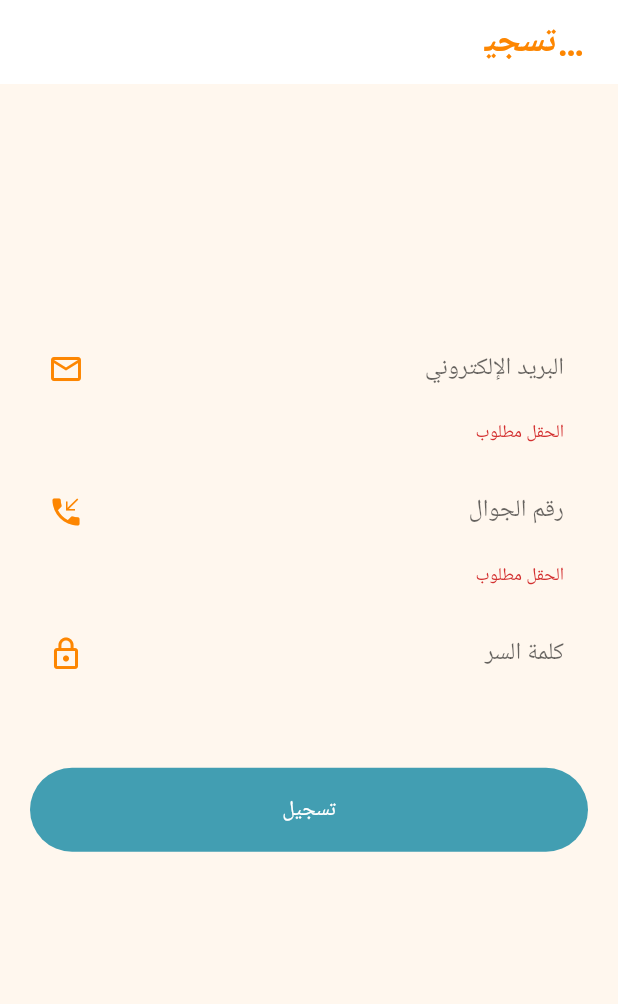
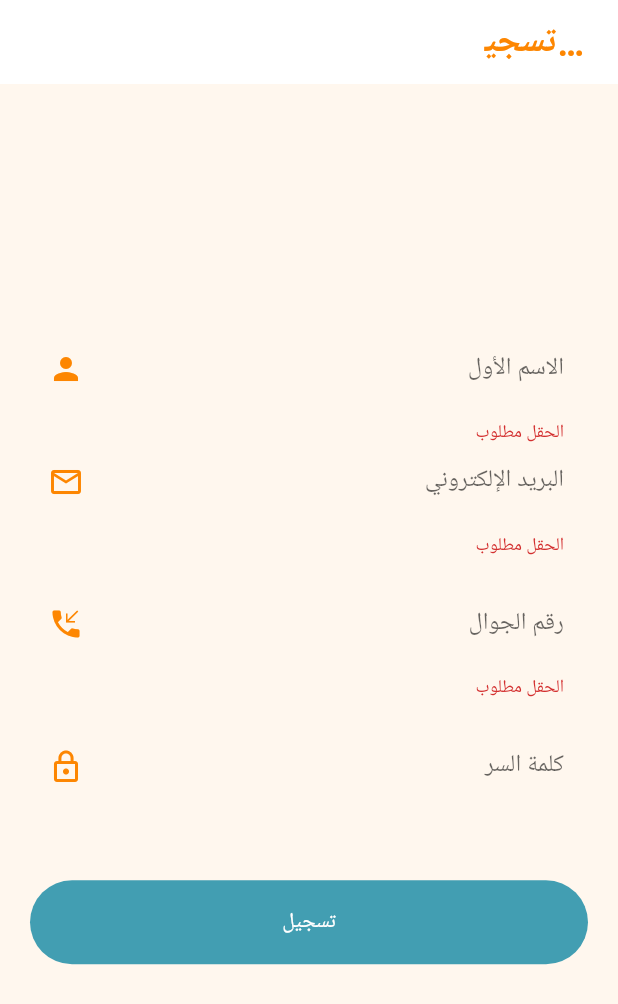
Before and after one commit to Deenalbuali/2022-GP1-3, a Flutter app: the SignupPage screen opened directly, after a tap on "تسجيل", on a phone screen of 412 x 824 dp. Shown: the top 1004 px of the screen. Run offline on Flutter 3.47's test engine with Material 2 defaults, Android fonts, the phone set to English and light mode, and no system bars; our stand-ins replace cloud_firestore, curved_navigation_bar, firebase_core, font_awesome_flutter; accounts and stored records are empty.

```diff
--- a/elfaa/lib/screens/signup/signup_screen.dart
+++ b/elfaa/lib/screens/signup/signup_screen.dart
@@ -12,7 +12,7 @@ class _SignupPageState extends State<SignupPage> {
   TextEditingController email = TextEditingController();
   TextEditingController pass = TextEditingController();
   TextEditingController phoneNo = TextEditingController();
-   TextEditingController fname = TextEditingController();
+  TextEditingController fname = TextEditingController();
   final _formKey = GlobalKey<FormState>();
   @override
   Widget build(BuildContext context) {
@@ -38,6 +38,22 @@ class _SignupPageState extends State<SignupPage> {
                   20, MediaQuery.of(context).size.height * 0.2, 20, 0),
               child: Column(
                 children: <Widget>[
+                  Directionality(
+                      textDirection: TextDirection.rtl,
+                      child: TextFormField(
+                        textAlign: TextAlign.right,
+                        controller: fname,
+                        decoration: const InputDecoration(
+                          suffixIcon:
+                              Icon(Icons.person, color: Color(0xFFFD8601)),
+                          labelText: "الاسم الأول",
+                        ),
+                        validator: (value) {
+                          if (value!.isEmpty || fname.text.trim() == "") {
+                            return "الحقل مطلوب";
+                          }
+                        },
+                      )),
                   Directionality(
                       textDirection: TextDirection.rtl,
                       child: TextFormField(
```
